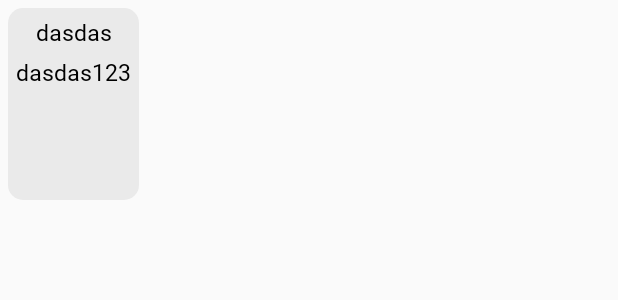
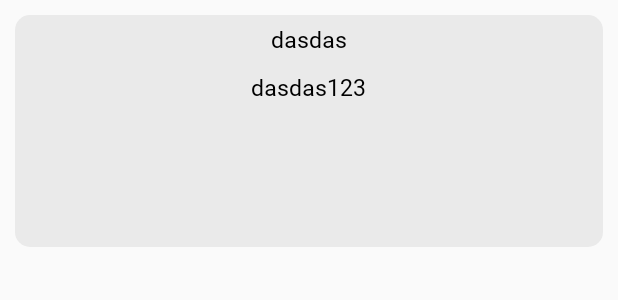
Before and after one commit to koSim97/mulgaTalkTalk_public, an Android app: the layout common_list_item.xml on its own in the app's theme, with its tools: preview values and no code run, on a phone screen of 412 x 824 dp. Shown: the top 300 px of the screen. Run offline under Robolectric (Android 15) with nearby library versions, the phone set to English and light mode, and no system bars; network calls fail.

Commit message:
[SIM] 공통 리스트 ui 수정

```diff
--- a/app/src/main/res/layout/common_list_item.xml
+++ b/app/src/main/res/layout/common_list_item.xml
@@ -9,13 +9,15 @@
             type="com.kosim97.mulgaTalkTalk.data.Detail" />
     </data>
 
-    <androidx.constraintlayout.widget.ConstraintLayout
-        android:layout_width="wrap_content"
+    <LinearLayout
+        android:layout_width="match_parent"
         android:layout_height="wrap_content"
-        android:layout_marginTop="5dp"
-        android:layout_marginBottom="5dp"
-        android:layout_marginStart="5dp"
-        android:layout_marginEnd="5dp"
+        android:layout_marginTop="10dp"
+        android:layout_marginBottom="10dp"
+        android:layout_marginStart="10dp"
+        android:layout_marginEnd="10dp"
+        android:orientation="vertical"
+        android:gravity="center"
         android:background="@drawable/detail_item_shape">
 
         <TextView
@@ -115,104 +117,5 @@
             app:layout_constraintEnd_toEndOf="parent"
             app:layout_constraintTop_toBottomOf="@+id/p_price"/>
 
-    </androidx.constraintlayout.widget.ConstraintLayout>
-
-<!--    <LinearLayout-->
-<!--        android:layout_width="match_parent"-->
-<!--        android:layout_height="wrap_content"-->
-<!--        android:orientation="horizontal">-->
-
-<!--        <TextView-->
-<!--            android:id="@+id/m_name"-->
-<!--            android:layout_width="0dp"-->
-<!--            android:layout_height="wrap_content"-->
-<!--            android:layout_weight="1"-->
-<!--            android:layout_marginTop="3dp"-->
-<!--            android:layout_marginBottom="3dp"-->
-<!--            android:layout_marginStart="3dp"-->
-<!--            android:layout_marginEnd="3dp"-->
-<!--            android:textAlignment="center"-->
-<!--            android:layout_gravity="center"-->
-<!--            android:text="@{detailItem.marketName}"-->
-<!--            android:fontFamily="@font/roboto_regular"-->
-<!--            android:textColor="@color/black"-->
-<!--            android:textSize="18dp"-->
-<!--            android:background="@drawable/detail_item_shape"-->
-<!--            android:visibility="@{detailItem.marketName.empty ? View.GONE : View.VISIBLE}"/>-->
-
-<!--        <TextView-->
-<!--            android:id="@+id/p_name"-->
-<!--            android:layout_width="0dp"-->
-<!--            android:layout_height="wrap_content"-->
-<!--            android:layout_weight="1"-->
-<!--            android:layout_marginTop="3dp"-->
-<!--            android:layout_marginBottom="3dp"-->
-<!--            android:layout_marginStart="3dp"-->
-<!--            android:layout_marginEnd="3dp"-->
-<!--            android:textAlignment="center"-->
-<!--            android:layout_gravity="center"-->
-<!--            android:text="@{detailItem.productName}"-->
-<!--            android:fontFamily="@font/roboto_regular"-->
-<!--            android:textColor="@color/black"-->
-<!--            android:textSize="18dp"-->
-<!--            android:background="@drawable/detail_item_shape"-->
-<!--            android:visibility="@{detailItem.productName.empty ? View.GONE : View.VISIBLE}"/>-->
-
-<!--        <TextView-->
-<!--            android:id="@+id/p_unit"-->
-<!--            android:layout_width="0dp"-->
-<!--            android:layout_height="wrap_content"-->
-<!--            android:layout_weight="1"-->
-<!--            android:layout_marginTop="3dp"-->
-<!--            android:layout_marginBottom="3dp"-->
-<!--            android:layout_marginStart="3dp"-->
-<!--            android:layout_marginEnd="3dp"-->
-<!--            android:textAlignment="center"-->
-<!--            android:layout_gravity="center"-->
-<!--            android:text="@{detailItem.productUnit}"-->
-<!--            android:fontFamily="@font/roboto_regular"-->
-<!--            android:textColor="@color/black"-->
-<!--            android:textSize="18dp"-->
-<!--            android:background="@drawable/detail_item_shape"-->
-<!--            android:visibility="@{detailItem.productUnit.empty ? View.GONE : View.VISIBLE}"/>-->
-
-<!--        <TextView-->
-<!--            android:id="@+id/p_price"-->
-<!--            android:layout_width="0dp"-->
-<!--            android:layout_height="wrap_content"-->
-<!--            android:layout_weight="1"-->
-<!--            android:layout_marginTop="3dp"-->
-<!--            android:layout_marginBottom="3dp"-->
-<!--            android:layout_marginStart="3dp"-->
-<!--            android:layout_marginEnd="3dp"-->
-<!--            android:textAlignment="center"-->
-<!--            android:layout_gravity="center"-->
-<!--            android:text="@{detailItem.productPrice +'원'}"-->
-<!--            android:fontFamily="@font/roboto_regular"-->
-<!--            android:textColor="@color/black"-->
-<!--            android:textSize="18dp"-->
-<!--            android:background="@drawable/detail_item_shape"-->
-<!--            android:visibility="@{detailItem.productPrice.empty ? View.GONE : View.VISIBLE}"/>-->
-
-<!--        <TextView-->
-<!--            android:id="@+id/p_info"-->
-<!--            android:layout_width="0dp"-->
-<!--            android:layout_height="wrap_content"-->
-<!--            android:layout_weight="1"-->
-<!--            android:layout_marginTop="3dp"-->
-<!--            android:layout_marginBottom="3dp"-->
-<!--            android:layout_marginStart="3dp"-->
-<!--            android:layout_marginEnd="3dp"-->
-<!--            android:textAlignment="center"-->
-<!--            android:layout_gravity="center"-->
-<!--            android:text="@{detailItem.productInfo}"-->
-<!--            android:fontFamily="@font/roboto_regular"-->
-<!--            android:textColor="@color/black"-->
-<!--            android:textSize="18dp"-->
-<!--            android:background="@drawable/detail_item_shape"-->
-<!--            android:visibility="@{detailItem.productInfo.empty ? View.GONE : View.VISIBLE}"/>-->
-
-<!--    </LinearLayout>-->
-
-
+    </LinearLayout>
 </layout>
```
